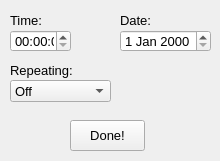
getupandgo/Alarm-clock-course-work-, file Client/newschedule.ui: the form before one commit.
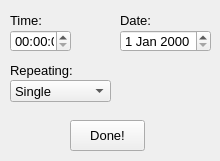
The form after the commit. Icons and pictures are not drawn.

Diff of the .ui file:
```diff
--- a/Client/newschedule.ui
+++ b/Client/newschedule.ui
@@ -84,7 +84,7 @@
    </property>
    <item>
     <property name="text">
-     <string>Off</string>
+     <string>Single</string>
     </property>
    </item>
    <item>
```
